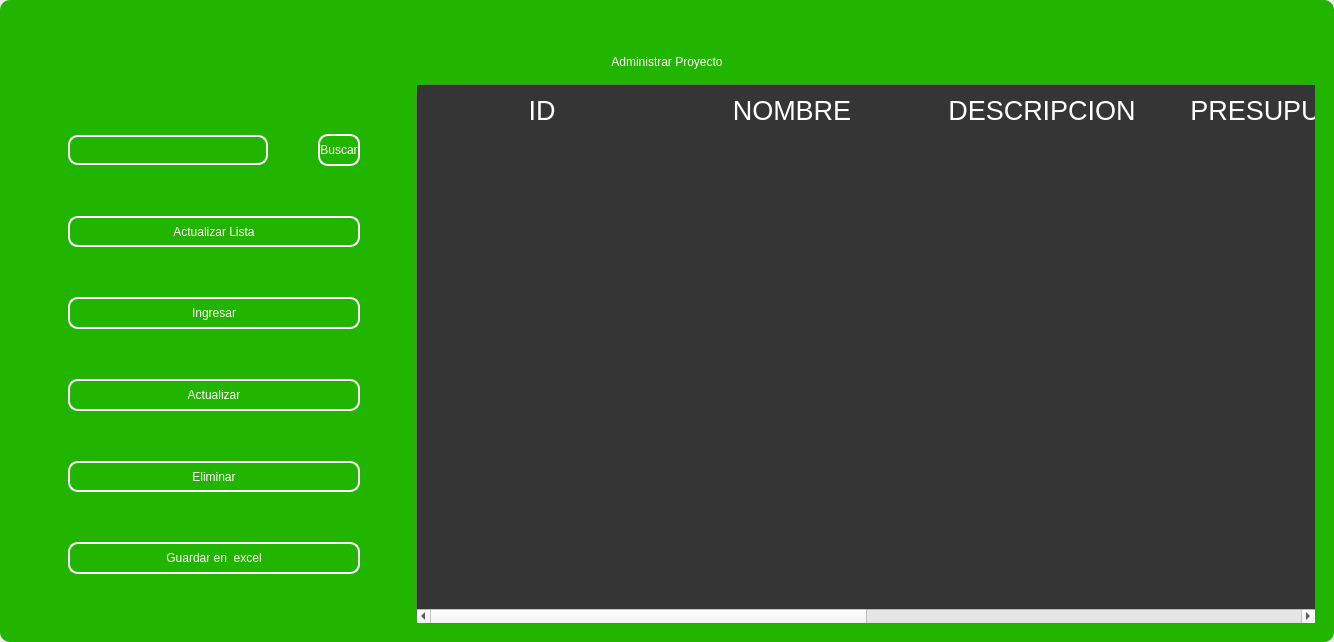
codemiguel-dev/ERP-EmprendeSoft-Desktop, file design/standar/mainproject3.ui: the form before one commit.
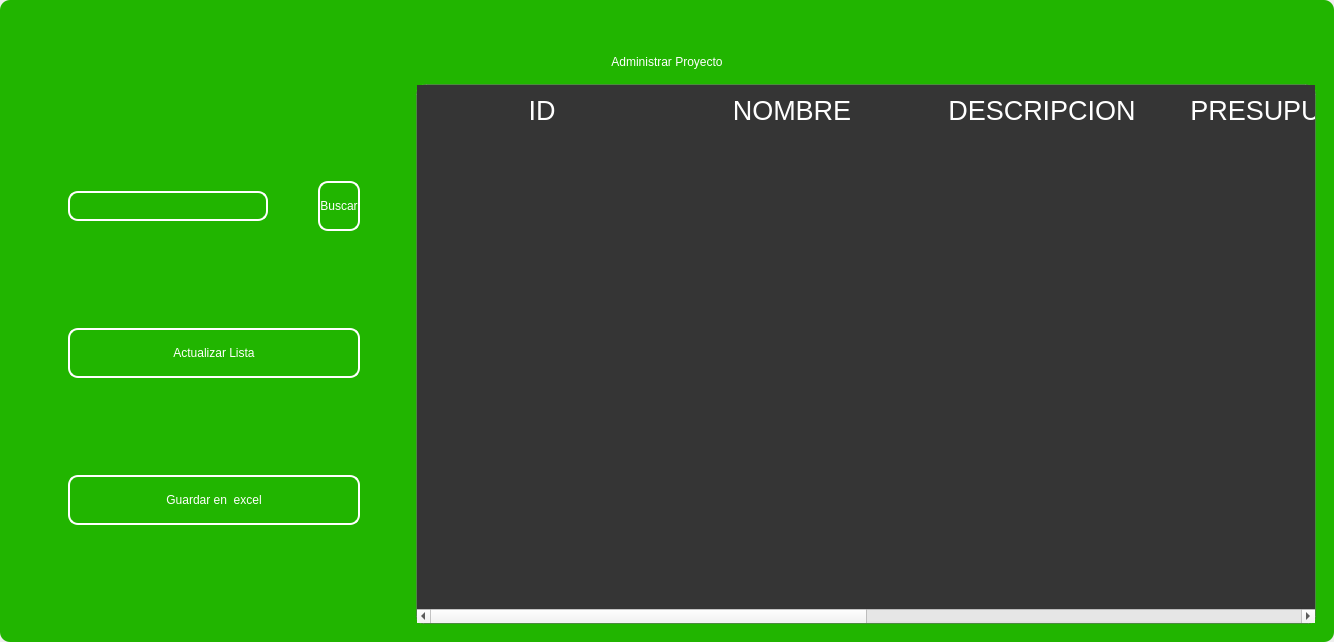
The form after the commit. Icons and pictures are not drawn.

```diff
--- a/design/standar/mainproject3.ui
+++ b/design/standar/mainproject3.ui
@@ -516,120 +516,6 @@
               </property>
              </widget>
             </item>
-            <item>
-             <widget class="QPushButton" name="btn_add">
-              <property name="maximumSize">
-               <size>
-                <width>300</width>
-                <height>50</height>
-               </size>
-              </property>
-              <property name="cursor">
-               <cursorShape>PointingHandCursor</cursorShape>
-              </property>
-              <property name="styleSheet">
-               <string notr="true">QPushButton{
-border-radius:10px; 
-font: 12pt &quot;Arial&quot;;
-color: rgb(255, 255, 254);
-border: 2px solid #ffffff;
-}
-
-QPushButton:hover{
-border-radius:10px; 
-font: 12pt &quot;Arial&quot;;
-color: rgb(255, 255, 255);
-border: 2px solid rgb(120, 0, 171);
-	background-color: rgb(120, 0, 171);
-}</string>
-              </property>
-              <property name="text">
-               <string>Ingresar</string>
-              </property>
-              <property name="iconSize">
-               <size>
-                <width>35</width>
-                <height>35</height>
-               </size>
-              </property>
-             </widget>
-            </item>
-            <item>
-             <widget class="QPushButton" name="btn_update">
-              <property name="maximumSize">
-               <size>
-                <width>300</width>
-                <height>50</height>
-               </size>
-              </property>
-              <property name="cursor">
-               <cursorShape>PointingHandCursor</cursorShape>
-              </property>
-              <property name="styleSheet">
-               <string notr="true">QPushButton{
-border-radius:10px; 
-font: 12pt &quot;Arial&quot;;
-color: rgb(255, 255, 254);
-border: 2px solid #ffffff;
-}
-
-QPushButton:hover{
-border-radius:10px; 
-font: 12pt &quot;Arial&quot;;
-color: rgb(255, 255, 255);
-border: 2px solid rgb(120, 0, 171);
-	background-color: rgb(120, 0, 171);
-}</string>
-              </property>
-              <property name="text">
-               <string>Actualizar</string>
-              </property>
-              <property name="iconSize">
-               <size>
-                <width>35</width>
-                <height>35</height>
-               </size>
-              </property>
-             </widget>
-            </item>
-            <item>
-             <widget class="QPushButton" name="btn_delete">
-              <property name="maximumSize">
-               <size>
-                <width>300</width>
-                <height>50</height>
-               </size>
-              </property>
-              <property name="cursor">
-               <cursorShape>PointingHandCursor</cursorShape>
-              </property>
-              <property name="styleSheet">
-               <string notr="true">QPushButton{
-border-radius:10px; 
-font: 12pt &quot;Arial&quot;;
-color: rgb(255, 255, 254);
-border: 2px solid #ffffff;
-}
-
-QPushButton:hover{
-border-radius:10px; 
-font: 12pt &quot;Arial&quot;;
-color: rgb(255, 255, 255);
-border: 2px solid rgb(120, 0, 171);
-	background-color: rgb(120, 0, 171);
-}</string>
-              </property>
-              <property name="text">
-               <string>Eliminar</string>
-              </property>
-              <property name="iconSize">
-               <size>
-                <width>35</width>
-                <height>35</height>
-               </size>
-              </property>
-             </widget>
-            </item>
             <item>
              <widget class="QPushButton" name="btn_excel">
               <property name="minimumSize">
```
